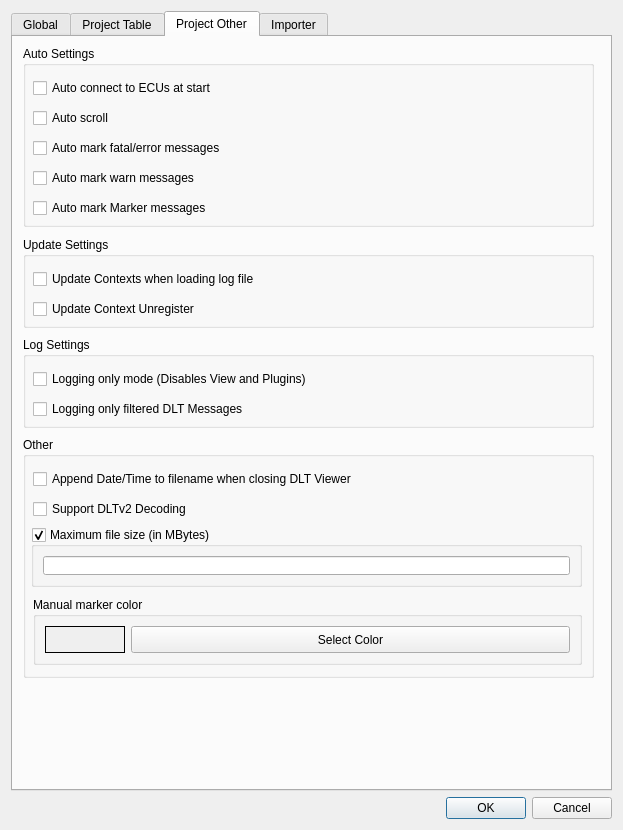
Qt form src/settingsdialog.ui (COVESA/dlt-viewer) before a commit.
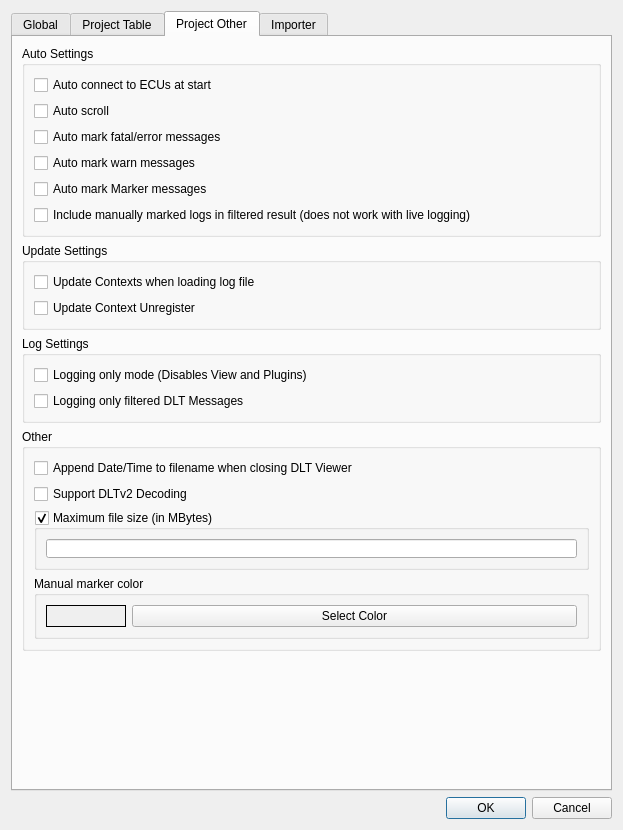
The same form after that commit. The open tabs and pages were chosen to show the change. Icons and pictures are not drawn.

Commit message:
user marked (marker) logs feature update
Added user marked logs in filtered view.
Travers the user marked logs with F4 & F5 keys.
Added setting to enable/disable including marker rows in filtered output, disabled by default.
Disable the feature of including user marked logs in filtered output for live logging.
Adjust the feature for sort by time and sort by timestamp options.

The edit to the form file:
```diff
--- a/src/settingsdialog.ui
+++ b/src/settingsdialog.ui
@@ -865,27 +865,15 @@
       <attribute name="title">
        <string>Project Other</string>
       </attribute>
+        <layout class="QVBoxLayout" name="verticalLayout_projectOther">
+         <item>
       <widget class="QGroupBox" name="groupBox_autoSettings">
-       <property name="geometry">
-        <rect>
-         <x>10</x>
-         <y>9</y>
-         <width>571</width>
-         <height>181</height>
-        </rect>
-       </property>
        <property name="title">
         <string>Auto Settings</string>
        </property>
+           <layout class="QVBoxLayout" name="verticalLayout_autoSettings">
+            <item>
        <widget class="QCheckBox" name="checkBoxAutoConnect">
-        <property name="geometry">
-         <rect>
-          <x>10</x>
-          <y>30</y>
-          <width>549</width>
-          <height>24</height>
-         </rect>
-        </property>
         <property name="toolTip">
          <string>&lt;html&gt;&lt;head/&gt;&lt;body&gt;&lt;p&gt;If this chechbox is enabled the last ECU connected is tried to be connected automatically.&lt;/p&gt;&lt;/body&gt;&lt;/html&gt;</string>
         </property>
@@ -893,28 +881,16 @@
          <string>Auto connect to ECUs at start</string>
         </property>
        </widget>
+            </item>
+            <item>
        <widget class="QCheckBox" name="checkBoxAutoScroll">
-        <property name="geometry">
-         <rect>
-          <x>10</x>
-          <y>60</y>
-          <width>549</width>
-          <height>24</height>
-         </rect>
-        </property>
         <property name="text">
          <string>Auto scroll</string>
         </property>
        </widget>
+            </item>
+            <item>
        <widget class="QCheckBox" name="checkBoxAutoMarkFatalError">
-        <property name="geometry">
-         <rect>
-          <x>10</x>
-          <y>90</y>
-          <width>549</width>
-          <height>24</height>
-         </rect>
-        </property>
         <property name="toolTip">
          <string>&lt;html&gt;&lt;head/&gt;&lt;body&gt;&lt;p&gt;Automatically mark all messages of subtype ( loglevel ) &amp;quot;fatal&amp;quot; and &amp;quot;error&amp;quot; with red color&lt;/p&gt;&lt;/body&gt;&lt;/html&gt;</string>
         </property>
@@ -922,158 +898,99 @@
          <string>Auto mark fatal/error messages</string>
         </property>
        </widget>
+            </item>
+            <item>
        <widget class="QCheckBox" name="checkBoxAutoMarkWarn">
-        <property name="geometry">
-         <rect>
-          <x>10</x>
-          <y>120</y>
-          <width>549</width>
-          <height>24</height>
-         </rect>
-        </property>
         <property name="text">
          <string>Auto mark warn messages</string>
         </property>
        </widget>
+            </item>
+            <item>
        <widget class="QCheckBox" name="checkBoxAutoMarkMarker">
-        <property name="geometry">
-         <rect>
-          <x>10</x>
-          <y>150</y>
-          <width>549</width>
-          <height>24</height>
-         </rect>
-        </property>
         <property name="text">
          <string>Auto mark Marker messages</string>
         </property>
        </widget>
-      </widget>
+            </item>
+            <item>
+             <widget class="QCheckBox" name="checkBoxIncludeManualMarkersInFilter">
+          <property name="text">
+           <string>Include manually marked logs in filtered result (does not work with live logging)</string>
+          </property>
+             </widget>
+            </item>
+           </layout>
+          </widget>
+         </item>
+         <item>
       <widget class="QGroupBox" name="groupBox_updateSettings">
-       <property name="geometry">
-        <rect>
-         <x>10</x>
-         <y>200</y>
-         <width>571</width>
-         <height>91</height>
-        </rect>
-       </property>
        <property name="title">
         <string>Update Settings</string>
        </property>
+           <layout class="QVBoxLayout" name="verticalLayout_updateSettings">
+            <item>
        <widget class="QCheckBox" name="checkBoxUpdateContextLoadingFile">
-        <property name="geometry">
-         <rect>
-          <x>10</x>
-          <y>30</y>
-          <width>549</width>
-          <height>24</height>
-         </rect>
-        </property>
         <property name="text">
          <string>Update Contexts when loading log file</string>
         </property>
        </widget>
+            </item>
+            <item>
        <widget class="QCheckBox" name="checkBoxUpdateContextUnregister">
-        <property name="geometry">
-         <rect>
-          <x>10</x>
-          <y>60</y>
-          <width>549</width>
-          <height>24</height>
-         </rect>
-        </property>
         <property name="text">
          <string>Update Context Unregister</string>
         </property>
        </widget>
-      </widget>
+            </item>
+           </layout>
+          </widget>
+         </item>
+         <item>
       <widget class="QGroupBox" name="groupBox_logSettings">
-       <property name="geometry">
-        <rect>
-         <x>10</x>
-         <y>300</y>
-         <width>571</width>
-         <height>91</height>
-        </rect>
-       </property>
        <property name="title">
         <string>Log Settings</string>
        </property>
+           <layout class="QVBoxLayout" name="verticalLayout_logSettings">
+            <item>
        <widget class="QCheckBox" name="checkBoxLoggingOnlyMode">
-        <property name="geometry">
-         <rect>
-          <x>10</x>
-          <y>30</y>
-          <width>549</width>
-          <height>24</height>
-         </rect>
-        </property>
         <property name="text">
          <string>Logging only mode (Disables View and Plugins)</string>
         </property>
        </widget>
+            </item>
+            <item>
        <widget class="QCheckBox" name="checkBoxLoggingOnlyFilteredMessages">
-        <property name="geometry">
-         <rect>
-          <x>10</x>
-          <y>60</y>
-          <width>549</width>
-          <height>24</height>
-         </rect>
-        </property>
         <property name="text">
          <string>Logging only filtered DLT Messages</string>
         </property>
        </widget>
-      </widget>
+            </item>
+           </layout>
+          </widget>
+         </item>
+         <item>
       <widget class="QGroupBox" name="groupBox_other">
-       <property name="geometry">
-        <rect>
-         <x>10</x>
-         <y>400</y>
-         <width>571</width>
-         <height>241</height>
-        </rect>
-       </property>
        <property name="title">
         <string>Other</string>
        </property>
+           <layout class="QVBoxLayout" name="verticalLayout_projectOtherOther">
+            <item>
        <widget class="QCheckBox" name="checkBoxAppendDateTime">
-        <property name="geometry">
-         <rect>
-          <x>10</x>
-          <y>30</y>
-          <width>549</width>
-          <height>24</height>
-         </rect>
-        </property>
         <property name="text">
          <string>Append Date/Time to filename when closing DLT Viewer</string>
         </property>
        </widget>
+            </item>
+            <item>
        <widget class="QCheckBox" name="checkBoxSupportDLTV2Decoding">
-        <property name="geometry">
-         <rect>
-          <x>10</x>
-          <y>60</y>
-          <width>549</width>
-          <height>24</height>
-         </rect>
-        </property>
         <property name="text">
          <string>Support DLTv2 Decoding</string>
         </property>
        </widget>
+            </item>
+            <item>
        <widget class="QGroupBox" name="groupBoxMaxFileSizeMB">
-        <property name="geometry">
-         <rect>
-          <x>8</x>
-          <y>90</y>
-          <width>551</width>
-          <height>60</height>
-         </rect>
-        </property>
         <property name="sizePolicy">
          <sizepolicy hsizetype="Minimum" vsizetype="Expanding">
           <horstretch>0</horstretch>
@@ -1129,15 +1046,9 @@
          </item>
         </layout>
        </widget>
+            </item>
+            <item>
        <widget class="QGroupBox" name="groupBox_MarkerColor">
-        <property name="geometry">
-         <rect>
-          <x>10</x>
-          <y>160</y>
-          <width>549</width>
-          <height>68</height>
-         </rect>
-        </property>
         <property name="title">
          <string>Manual marker color</string>
         </property>
@@ -1210,7 +1121,24 @@
          </item>
         </layout>
        </widget>
-      </widget>
+            </item>
+           </layout>
+          </widget>
+         </item>
+         <item>
+          <spacer name="verticalSpacer_projectOther">
+           <property name="orientation">
+            <enum>Qt::Orientation::Vertical</enum>
+           </property>
+           <property name="sizeHint" stdset="0">
+            <size>
+             <width>20</width>
+             <height>40</height>
+            </size>
+           </property>
+          </spacer>
+         </item>
+        </layout>
      </widget>
      <widget class="QWidget" name="tab_2">
       <attribute name="title">
```
Lines whose indentation alone changed are shown as unchanged. The commit also changes 7 other files.
